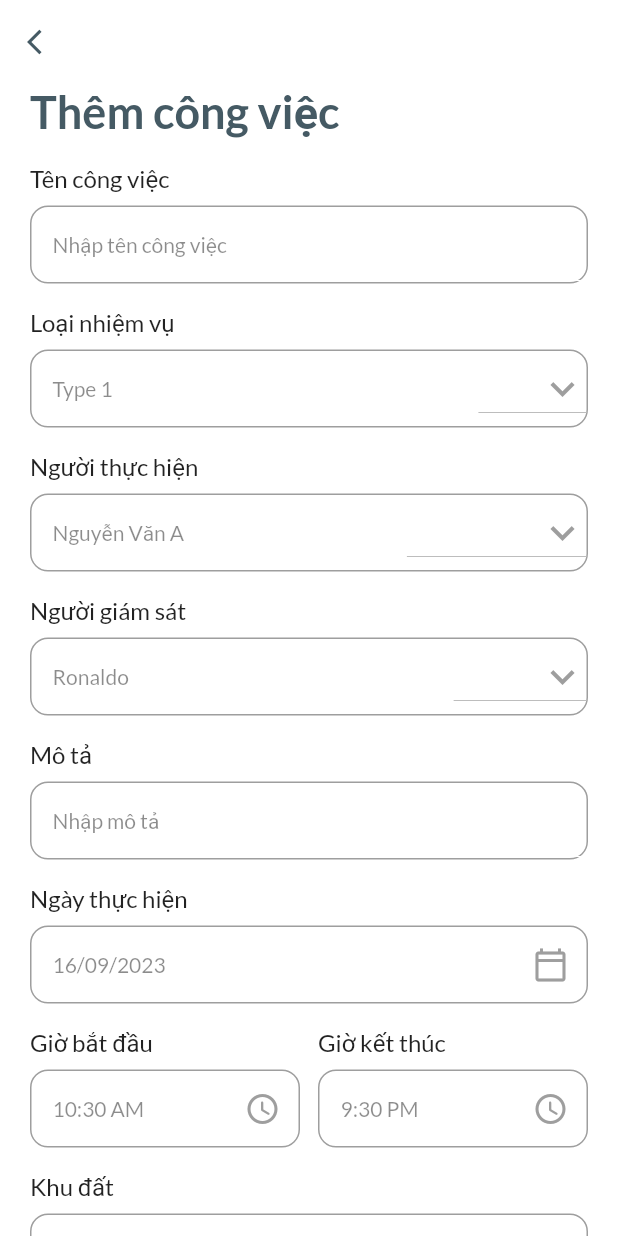
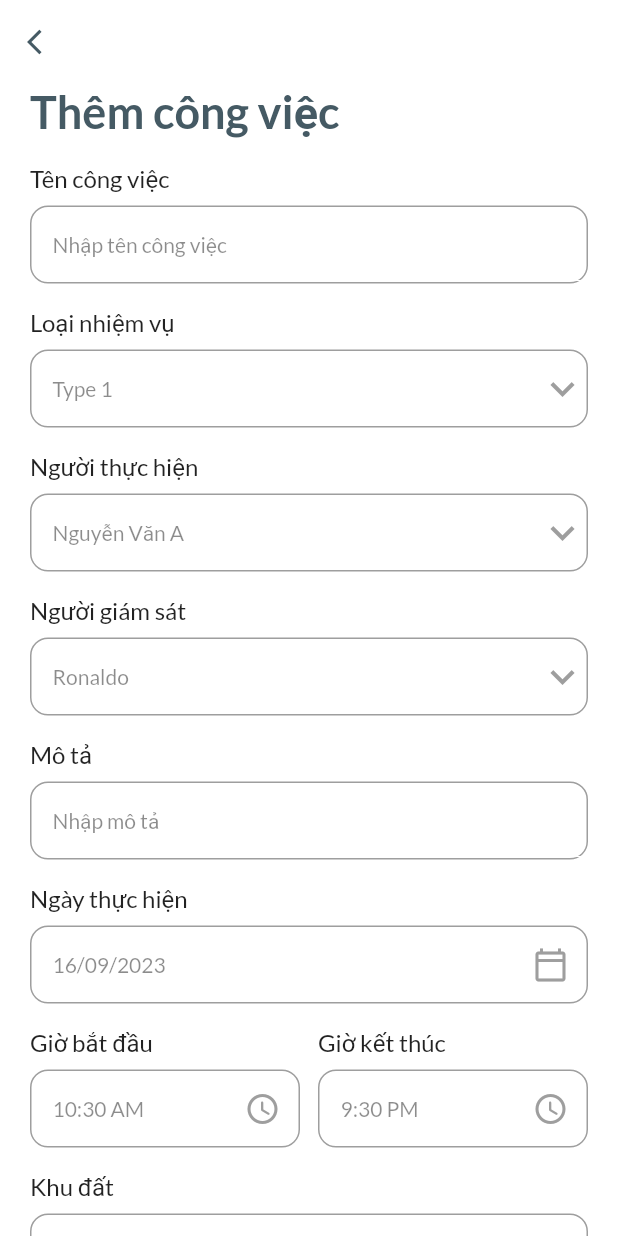
Before and after one commit to Capston-FPT-Somo-Farm-Task-Management/Mobile_Application, a Flutter app: the AddTaskPage screen opened directly, on a phone screen of 412 x 824 dp. Run offline on Flutter 3.47's test engine with Material 2 defaults, Android fonts, the phone set to English and light mode, and no system bars; our stand-ins replace date_picker_timeline, firebase_auth, firebase_core, flutter_staggered_animations, google_fonts; accounts and stored records are empty.

Commit message:
fix underline dropdown

```diff
--- a/manager_somo_farm_task_management/lib/screens/manager/add_task/add_task_page.dart
+++ b/manager_somo_farm_task_management/lib/screens/manager/add_task/add_task_page.dart
@@ -79,6 +79,7 @@ class _AddTaskPageState extends State<AddTaskPage> {
                 title: "Loại nhiệm vụ",
                 hint: _selectedTaskType,
                 widget: DropdownButton(
+                  underline: Container(height: 0),
                   icon: const Icon(
                     Icons.keyboard_arrow_down,
                     color: Colors.grey,
@@ -119,6 +120,7 @@ class _AddTaskPageState extends State<AddTaskPage> {
                 title: "Người thực hiện",
                 hint: _selectedEmployee,
                 widget: DropdownButton(
+                  underline: Container(height: 0),
                   icon: const Icon(
                     Icons.keyboard_arrow_down,
                     color: Colors.grey,
@@ -144,6 +146,7 @@ class _AddTaskPageState extends State<AddTaskPage> {
                 title: "Người giám sát",
                 hint: _selectedUser,
                 widget: DropdownButton(
+                  underline: Container(height: 0),
                   icon: const Icon(
                     Icons.keyboard_arrow_down,
                     color: Colors.grey,
@@ -221,6 +224,7 @@ class _AddTaskPageState extends State<AddTaskPage> {
                 title: "Khu đất",
                 hint: _selectedField,
                 widget: DropdownButton(
+                  underline: Container(height: 0),
                   icon: const Icon(
                     Icons.keyboard_arrow_down,
                     color: Colors.grey,
@@ -245,6 +249,7 @@ class _AddTaskPageState extends State<AddTaskPage> {
                 title: "Remind",
                 hint: "$_selectedRemind minutes early",
                 widget: DropdownButton(
+                  underline: Container(height: 0),
                   icon: const Icon(
                     Icons.keyboard_arrow_down,
                     color: Colors.grey,
@@ -269,6 +274,7 @@ class _AddTaskPageState extends State<AddTaskPage> {
                 title: "Lặp lại",
                 hint: "$_selectedRepeat",
                 widget: DropdownButton(
+                  underline: Container(height: 0),
                   icon: const Icon(
                     Icons.keyboard_arrow_down,
                     color: Colors.grey,
```
